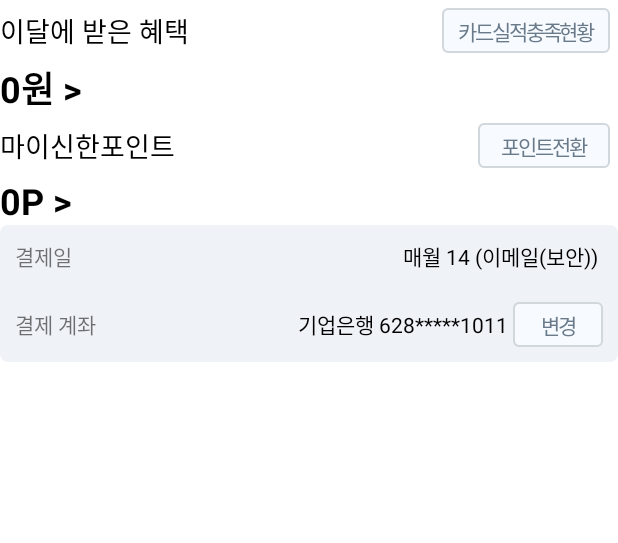
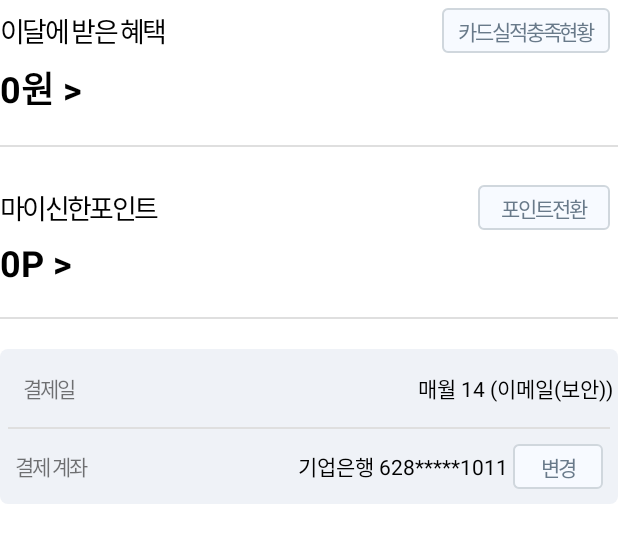
Before and after one commit to yezji/RisingProgrammer, an Android app: the layout layout_table_buttons.xml on its own in the app's theme, with its tools: preview values and no code run, on a phone screen of 412 x 824 dp. Shown: the top 543 px of the screen. Run offline under Robolectric (Android 15) with nearby library versions, the phone set to English and light mode, and no system bars.

Commit message:
fix layout

```diff
--- a/Week1/PaymentLayout/app/src/main/res/layout/layout_table_buttons.xml
+++ b/Week1/PaymentLayout/app/src/main/res/layout/layout_table_buttons.xml
@@ -14,7 +14,8 @@
                 android:textColor="@color/black"
                 android:textSize="18dp"
                 android:layout_weight="1"
-                android:layout_gravity="center_vertical"/>
+                android:layout_gravity="center_vertical"
+                android:letterSpacing="-0.1"/>
 
             <android.widget.Button
                 android:layout_width="wrap_content"
@@ -53,6 +54,14 @@
         </TableRow>
     </TableLayout>
 
+    <View
+        android:background="#FFDFDFDF"
+        android:layout_width="match_parent"
+        android:layout_height="1dp"
+        android:layout_weight="1"
+        android:layout_marginTop="20dp"
+        android:layout_marginBottom="20dp"/>
+
     <TableLayout
         android:layout_width="match_parent"
         android:layout_height="wrap_content">
@@ -64,7 +73,8 @@
                 android:textColor="@color/black"
                 android:textSize="18dp"
                 android:layout_weight="1"
-                android:layout_gravity="center_vertical"/>
+                android:layout_gravity="center_vertical"
+                android:letterSpacing="-0.1"/>
             <android.widget.Button
                 android:layout_width="wrap_content"
                 android:layout_height="30dp"
@@ -101,7 +111,16 @@
             </LinearLayout>
         </TableRow>
     </TableLayout>
-        <TableLayout
+
+    <View
+        android:background="#FFDFDFDF"
+        android:layout_width="match_parent"
+        android:layout_height="1dp"
+        android:layout_weight="1"
+        android:layout_marginTop="20dp"
+        android:layout_marginBottom="20dp"/>
+
+    <TableLayout
         android:layout_width="match_parent"
         android:layout_height="wrap_content"
         android:background="@drawable/shape_back_table">
@@ -112,14 +131,15 @@
                 android:text="@string/tv_payment_day"
                 android:gravity="left"
                 android:layout_gravity="center_vertical"
-                android:layout_margin="10dp"/>
+                android:layout_margin="15dp"
+                android:letterSpacing="-0.1"/>
             <LinearLayout
                 android:layout_width="wrap_content"
                 android:layout_height="wrap_content"
                 android:orientation="horizontal"
                 android:layout_weight="1"
                 android:gravity="right"
-                android:layout_margin="10dp">
+                android:layout_gravity="center_vertical">
                 <TextView
                     android:layout_width="wrap_content"
                     android:layout_height="wrap_content"
@@ -140,6 +160,15 @@
                     android:layout_marginRight="3dp"/>
             </LinearLayout>
         </TableRow>
+        <TableRow android:gravity="center"
+            android:paddingLeft="5dp"
+            android:paddingRight="5dp">
+            <View
+                android:background="#FFDFDFDF"
+                android:layout_width="match_parent"
+                android:layout_height="1dp"
+                android:layout_weight="1"/>
+        </TableRow>
         <TableRow>
             <TextView
                 android:layout_width="wrap_content"
@@ -147,7 +176,8 @@
                 android:text="@string/tv_payment_acc"
                 android:gravity="left"
                 android:layout_gravity="center_vertical"
-                android:layout_margin="10dp"/>
+                android:layout_margin="10dp"
+                android:letterSpacing="-0.1"/>
             <LinearLayout
                 android:layout_width="wrap_content"
                 android:layout_height="wrap_content"
```
